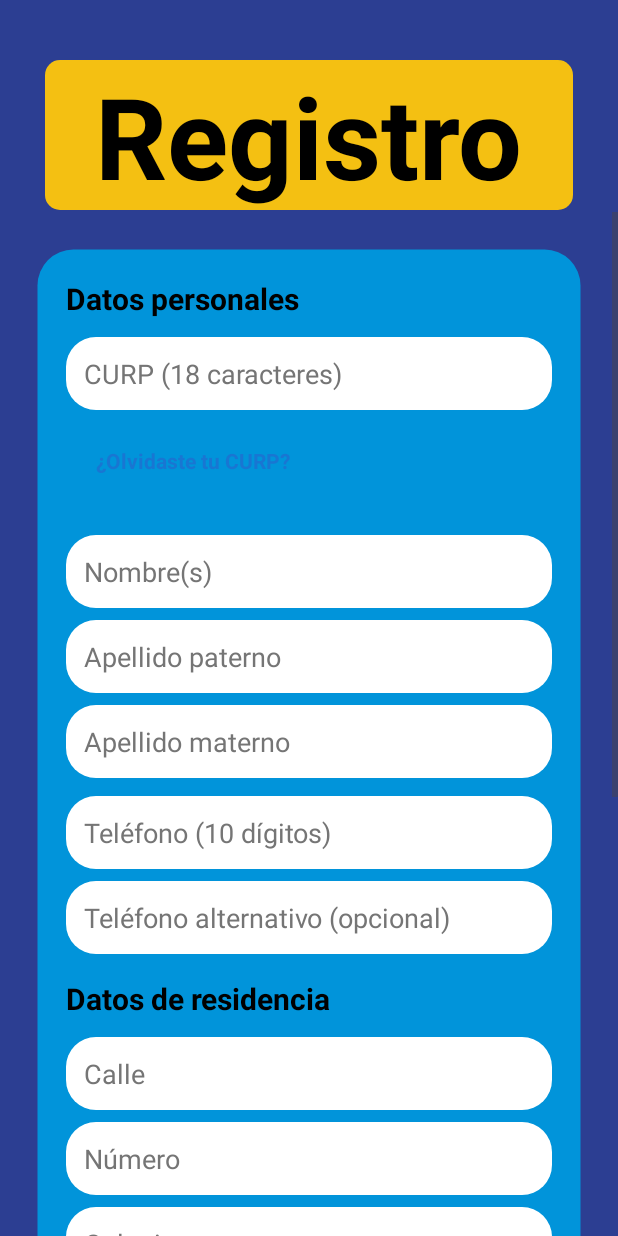
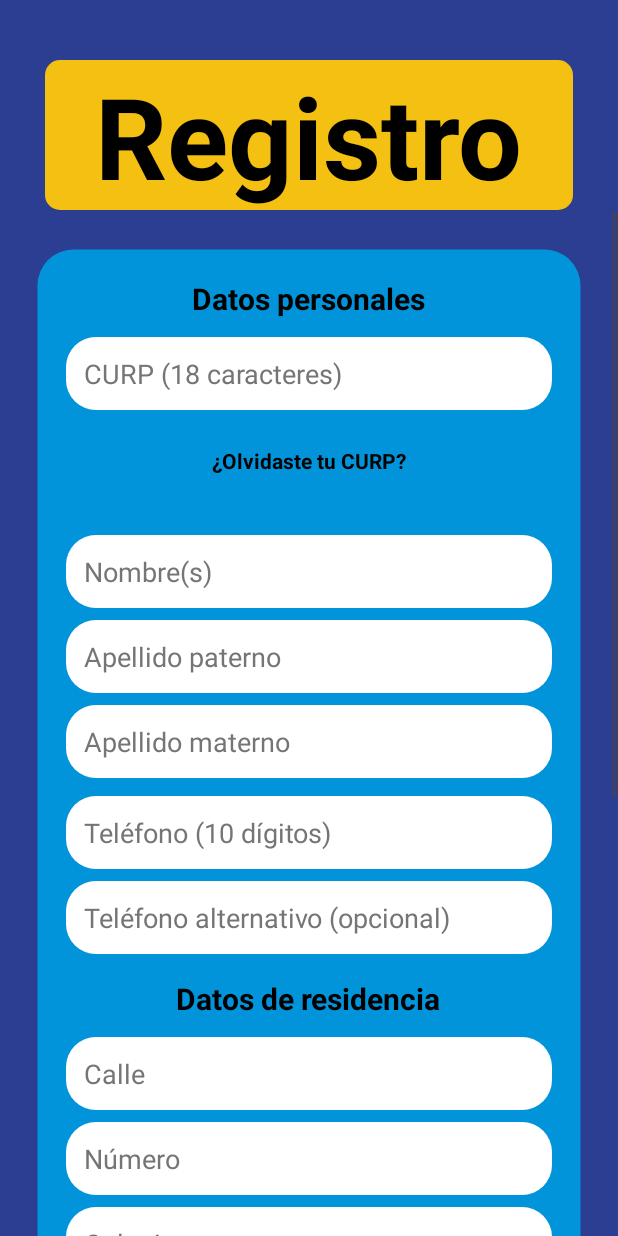
Before and after one commit to OscarVS08/xolotl, an Android app: the RegistrarseActivity screen opened directly, with no data from a screen before it, on a phone screen of 412 x 824 dp. Run offline under Robolectric (Android 15) with nearby library versions, the phone set to English and light mode, and no system bars; our stand-ins replace Firebase (no records; nobody signed in at launch, a user with empty details on screens opened directly); libraries missing offline, so code that uses them is left out: cn.pedant.

Commit message:
Actualizacion de login

```diff
--- a/app/src/main/res/layout/activity_registrarse.xml
+++ b/app/src/main/res/layout/activity_registrarse.xml
@@ -40,6 +40,7 @@
         android:layout_marginTop="1dp">
 
         <LinearLayout
+            android:id="@+id/contenedorFormulario"
             android:layout_width="match_parent"
             android:layout_height="match_parent"
             android:orientation="vertical"
@@ -47,7 +48,8 @@
             android:padding="20dp"
             android:background="@drawable/rectangulosesion"
             android:paddingBottom="60dp"
-            android:elevation="6dp">
+            android:elevation="6dp"
+            android:gravity="center_horizontal">
 
             <!-- ===== DATOS PERSONALES ===== -->
             <TextView
@@ -72,7 +74,6 @@
                 android:padding="12dp"
                 android:layout_marginBottom="4dp" />
 
-            <!-- 🔗 Enlace a la página oficial de CURP -->
             <TextView
                 android:id="@+id/txtOlvidasteCurp"
                 android:layout_width="wrap_content"
@@ -80,7 +81,7 @@
                 android:text="¿Olvidaste tu CURP?"
                 android:textSize="14sp"
                 android:textStyle="bold"
-                android:textColor="@color/link_color"
+                android:textColor="@color/black"
                 android:layout_marginBottom="20dp"
                 android:paddingVertical="20dp"
                 android:paddingHorizontal="20dp"
@@ -252,7 +253,7 @@
                 android:padding="12dp"
                 android:layout_marginBottom="8dp" />
 
-            <!-- Contraseña con botón toggle -->
+            <!-- Contraseña con toggle -->
             <RelativeLayout
                 android:layout_width="match_parent"
                 android:layout_height="wrap_content"
@@ -282,7 +283,7 @@
                     android:padding="4dp" />
             </RelativeLayout>
 
-            <!-- Confirmar contraseña con botón toggle -->
+            <!-- Confirmar contraseña con toggle -->
             <RelativeLayout
                 android:layout_width="match_parent"
                 android:layout_height="wrap_content"
@@ -312,6 +313,7 @@
                     android:padding="4dp" />
             </RelativeLayout>
 
+            <!-- BOTÓN CREAR CUENTA -->
             <Button
                 android:id="@+id/btnCrearCuenta"
                 android:layout_width="match_parent"
@@ -325,6 +327,7 @@
             <View
                 android:layout_width="match_parent"
                 android:layout_height="40dp"/>
+
         </LinearLayout>
     </ScrollView>
 </RelativeLayout>
--- a/app/src/main/res/values/colors.xml
+++ b/app/src/main/res/values/colors.xml
@@ -10,5 +10,6 @@
     <color name="enlace">#000000</color>
     <color name="botonEmergencia">#FF3131</color>
     <color name="link_color">#1976D2</color>
-
+    <color name="verde">#4CAF50</color>
+    <color name="azul">#2196F3</color>
 </resources>
```
Also changed, not shown: app/src/main/java/com/example/xolotl/ui/auth/IniciarSesionActivity.kt (+5 -3 lines), app/src/main/java/com/example/xolotl/ui/auth/RegistrarseActivity.kt (+28 -3 lines).
